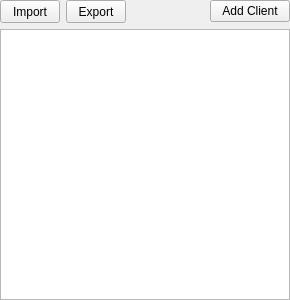
First picture: the form in src/widget/quamodbusclienttree.ui, repository juangburgos/QUaModbusClient, before the edit.
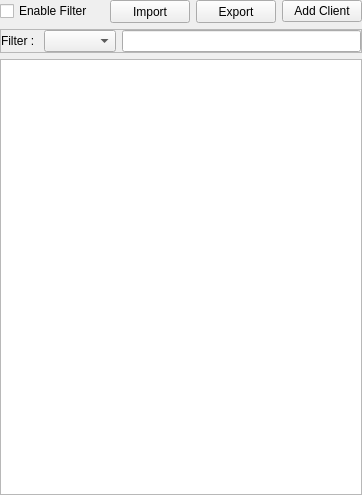
Second picture: the form after the edit.

Commit message: Pimped the tree with filter and context menu

What changed in the file:
```diff
--- a/src/widget/quamodbusclienttree.ui
+++ b/src/widget/quamodbusclienttree.ui
@@ -6,8 +6,8 @@
    <rect>
     <x>0</x>
     <y>0</y>
-    <width>290</width>
-    <height>300</height>
+    <width>362</width>
+    <height>495</height>
    </rect>
   </property>
   <property name="windowTitle">
@@ -27,28 +27,13 @@
     <number>0</number>
    </property>
    <item row="0" column="0">
-    <widget class="QToolButton" name="toolButtonImport">
-     <property name="sizePolicy">
-      <sizepolicy hsizetype="Minimum" vsizetype="Fixed">
-       <horstretch>0</horstretch>
-       <verstretch>0</verstretch>
-      </sizepolicy>
-     </property>
-     <property name="minimumSize">
-      <size>
-       <width>60</width>
-       <height>23</height>
-      </size>
-     </property>
-     <property name="toolTip">
-      <string>Import from CSV file</string>
-     </property>
+    <widget class="QCheckBox" name="checkBoxFilter">
      <property name="text">
-      <string>Import</string>
+      <string>Enable Filter</string>
      </property>
     </widget>
    </item>
-   <item row="0" column="2">
+   <item row="0" column="1">
     <spacer name="horizontalSpacer">
      <property name="orientation">
       <enum>Qt::Horizontal</enum>
@@ -61,7 +46,51 @@
      </property>
     </spacer>
    </item>
+   <item row="0" column="2">
+    <widget class="QToolButton" name="toolButtonImport">
+     <property name="sizePolicy">
+      <sizepolicy hsizetype="Minimum" vsizetype="Fixed">
+       <horstretch>0</horstretch>
+       <verstretch>0</verstretch>
+      </sizepolicy>
+     </property>
+     <property name="minimumSize">
+      <size>
+       <width>80</width>
+       <height>23</height>
+      </size>
+     </property>
+     <property name="toolTip">
+      <string>Import from CSV file</string>
+     </property>
+     <property name="text">
+      <string>Import</string>
+     </property>
+    </widget>
+   </item>
    <item row="0" column="3">
+    <widget class="QToolButton" name="toolButtonExport">
+     <property name="sizePolicy">
+      <sizepolicy hsizetype="Minimum" vsizetype="Fixed">
+       <horstretch>0</horstretch>
+       <verstretch>0</verstretch>
+      </sizepolicy>
+     </property>
+     <property name="minimumSize">
+      <size>
+       <width>80</width>
+       <height>23</height>
+      </size>
+     </property>
+     <property name="toolTip">
+      <string>Export to CSV file</string>
+     </property>
+     <property name="text">
+      <string>Export</string>
+     </property>
+    </widget>
+   </item>
+   <item row="0" column="4">
     <widget class="QPushButton" name="pushButtonAddClient">
      <property name="toolTip">
       <string>Add new Modbus client</string>
@@ -71,31 +100,46 @@
      </property>
     </widget>
    </item>
-   <item row="1" column="0" colspan="4">
+   <item row="1" column="0" colspan="5">
+    <widget class="QFrame" name="frameFilter">
+     <property name="frameShape">
+      <enum>QFrame::StyledPanel</enum>
+     </property>
+     <property name="frameShadow">
+      <enum>QFrame::Raised</enum>
+     </property>
+     <layout class="QHBoxLayout" name="horizontalLayout">
+      <property name="leftMargin">
+       <number>0</number>
+      </property>
+      <property name="topMargin">
+       <number>0</number>
+      </property>
+      <property name="rightMargin">
+       <number>0</number>
+      </property>
+      <property name="bottomMargin">
+       <number>0</number>
+      </property>
+      <item>
+       <widget class="QLabel" name="labelFilter">
+        <property name="text">
+         <string>Filter : </string>
+        </property>
+       </widget>
+      </item>
+      <item>
+       <widget class="QComboBox" name="comboBoxFilterType"/>
+      </item>
+      <item>
+       <widget class="QLineEdit" name="lineEditFilterText"/>
+      </item>
+     </layout>
+    </widget>
+   </item>
+   <item row="2" column="0" colspan="5">
     <widget class="QTreeView" name="treeViewModbus"/>
    </item>
-   <item row="0" column="1">
-    <widget class="QToolButton" name="toolButtonExport">
-     <property name="sizePolicy">
-      <sizepolicy hsizetype="Minimum" vsizetype="Fixed">
-       <horstretch>0</horstretch>
-       <verstretch>0</verstretch>
-      </sizepolicy>
-     </property>
-     <property name="minimumSize">
-      <size>
-       <width>60</width>
-       <height>23</height>
-      </size>
-     </property>
-     <property name="toolTip">
-      <string>Export to CSV file</string>
-     </property>
-     <property name="text">
-      <string>Export</string>
-     </property>
-    </widget>
-   </item>
   </layout>
  </widget>
  <resources/>
```
The commit also changes 6 other files.
